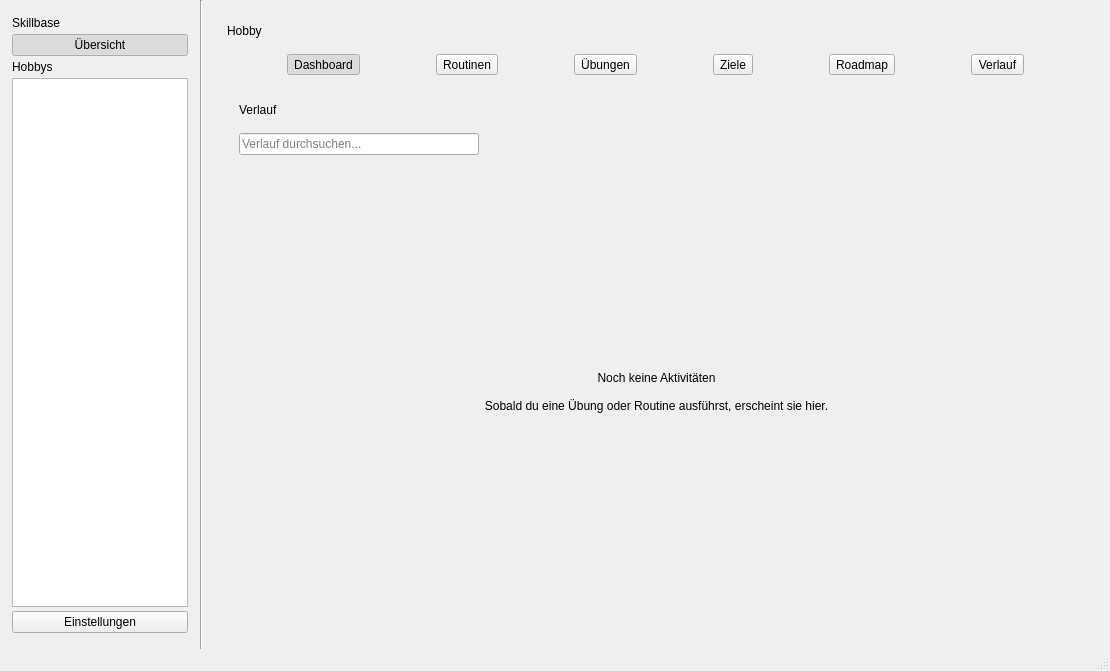
The window that resources/mainwindow.ui (ItsDylan255/Skillbase) describes before a commit, drawn with Qt 5.
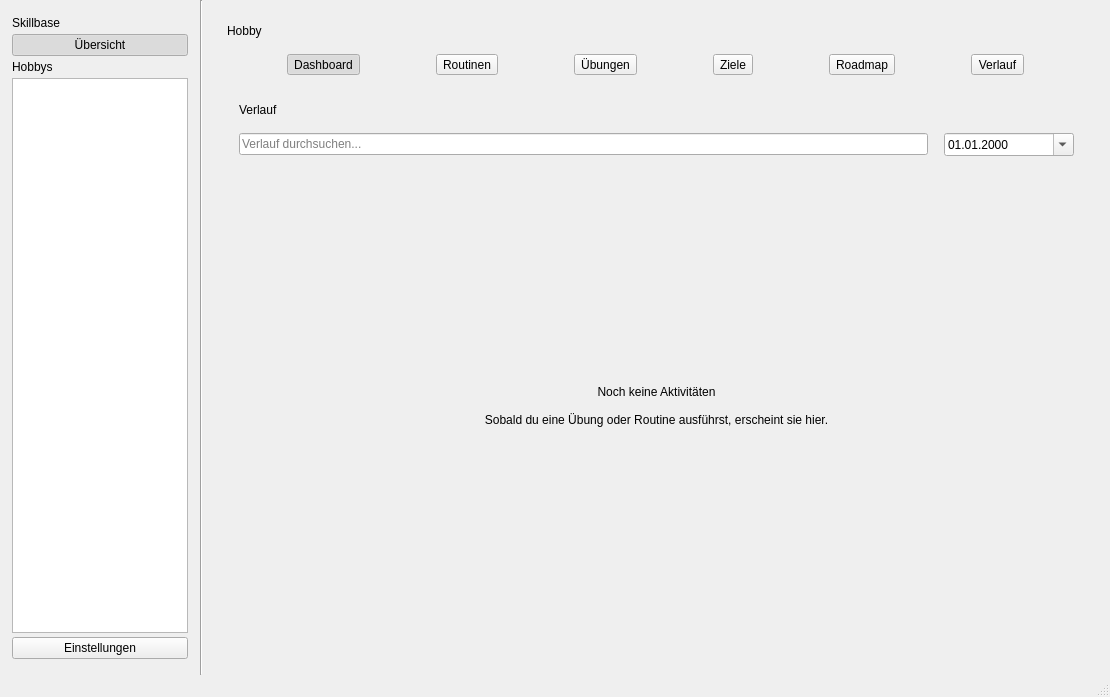
The same window after the commit. The open tabs and pages were chosen to show the change. Custom widgets are drawn as their Qt base class.

```diff
--- a/resources/mainwindow.ui
+++ b/resources/mainwindow.ui
@@ -7,7 +7,7 @@
     <x>0</x>
     <y>0</y>
     <width>1110</width>
-    <height>671</height>
+    <height>697</height>
    </rect>
   </property>
   <property name="windowTitle">
@@ -1937,29 +1937,35 @@
                 <layout class="QHBoxLayout" name="historyToolbarLayout">
                  <item>
                   <widget class="QLineEdit" name="historySearchLineEdit">
-                   <property name="maximumSize">
-                    <size>
-                     <width>240</width>
-                     <height>16777215</height>
-                    </size>
-                   </property>
                    <property name="placeholderText">
                     <string>Verlauf durchsuchen...</string>
                    </property>
                   </widget>
                  </item>
                  <item>
-                  <spacer name="historyToolbarSpacer">
-                   <property name="orientation">
-                    <enum>Qt::Orientation::Horizontal</enum>
+                  <widget class="QDateEdit" name="historyDateFilterEdit">
+                   <property name="sizePolicy">
+                    <sizepolicy hsizetype="Fixed" vsizetype="Fixed">
+                     <horstretch>0</horstretch>
+                     <verstretch>0</verstretch>
+                    </sizepolicy>
                    </property>
-                   <property name="sizeHint" stdset="0">
+                   <property name="minimumSize">
                     <size>
-                     <width>0</width>
+                     <width>130</width>
                      <height>0</height>
                     </size>
                    </property>
-                  </spacer>
+                   <property name="toolTip">
+                    <string>Nach Datum filtern</string>
+                   </property>
+                   <property name="displayFormat">
+                    <string>dd.MM.yyyy</string>
+                   </property>
+                   <property name="calendarPopup">
+                    <bool>true</bool>
+                   </property>
+                  </widget>
                  </item>
                 </layout>
                </item>
@@ -1976,8 +1982,8 @@
                    <rect>
                     <x>0</x>
                     <y>0</y>
-                    <width>62</width>
-                    <height>160</height>
+                    <width>835</width>
+                    <height>453</height>
                    </rect>
                   </property>
                   <layout class="QVBoxLayout" name="historyEntriesLayout">
```
Left out of the diff: 60 changed lines with no effect on the pictures.
